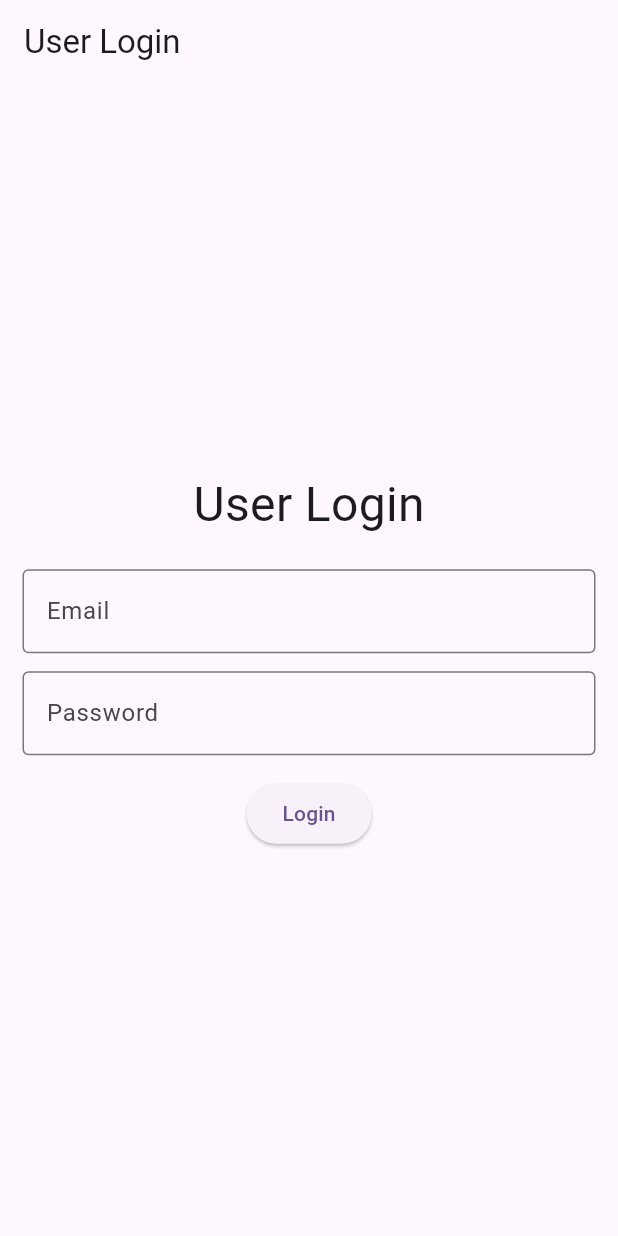
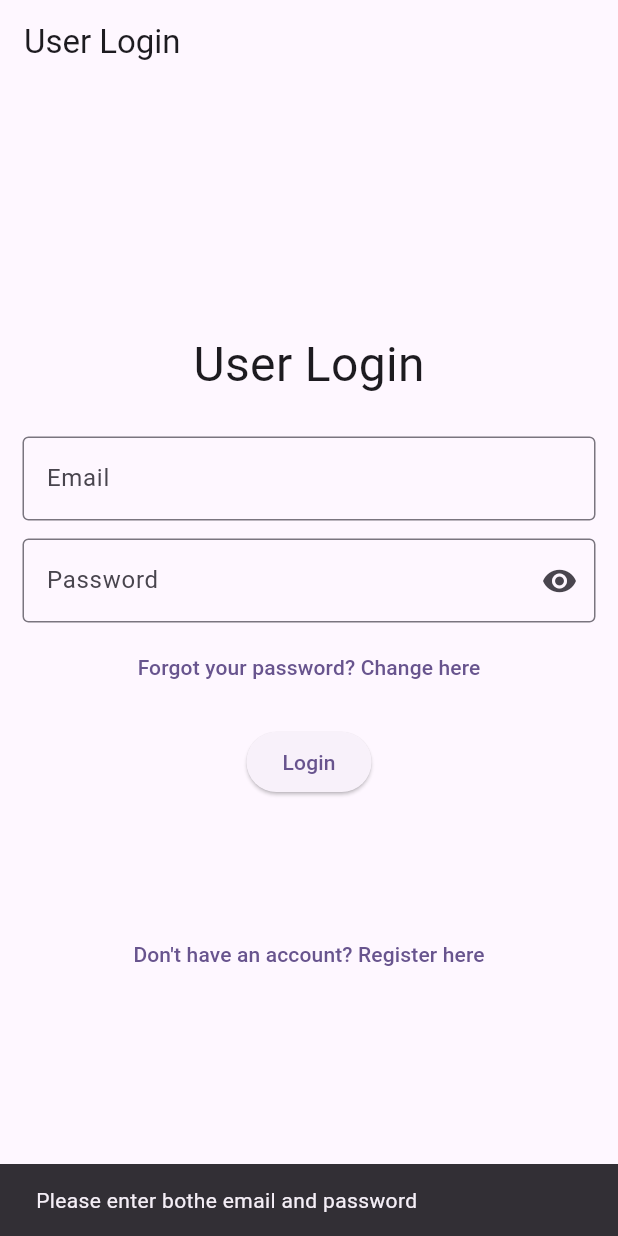
Before and after one commit to limys0713/Flutter_Projects, a Flutter app: the screen it shows after launch, after a tap on "Login", on a phone screen of 412 x 824 dp. Run offline on Flutter 3.47's test engine with Material 3 defaults, Android fonts, the phone set to English and light mode, and no system bars; our stand-ins replace firebase_auth, firebase_core, just_audio; missing offline and left inert: record; accounts and stored records are empty.

Commit message:
Complete User login & register part
Use navigator.push and pop, also firebase

```diff
--- a/finalproject_coursework/lib/main.dart
+++ b/finalproject_coursework/lib/main.dart
@@ -1,7 +1,10 @@
 import 'package:flutter/material.dart';
 import 'package:finalproject_coursework/userlogin.dart';
+import 'package:firebase_core/firebase_core.dart';
 
-void main() {
+void main() async{
+  WidgetsFlutterBinding.ensureInitialized();  // Ensures flutter is ready for async (required for firebase)
+  await Firebase.initializeApp(); // Initialize Firebase
   runApp(const MyApp());
 }
 
@@ -12,7 +15,7 @@ class MyApp extends StatelessWidget {
   @override
   Widget build(BuildContext context) {
     return MaterialApp(
-      title: 'Flutter Demo',
+      title: 'Final Project',
       theme: ThemeData(
         // This is the theme of your application.
         //
--- a/finalproject_coursework/lib/userlogin.dart
+++ b/finalproject_coursework/lib/userlogin.dart
@@ -1,4 +1,8 @@
+import 'package:finalproject_coursework/change_password.dart';
+import 'package:finalproject_coursework/register_page.dart';
 import 'package:flutter/material.dart';
+import 'package:firebase_auth/firebase_auth.dart';
+import 'package:finalproject_coursework/home_page.dart';
 
 class UserLogin extends StatefulWidget {
   const UserLogin({super.key});
@@ -8,6 +12,59 @@ class UserLogin extends StatefulWidget {
 }
 
 class _UserLoginState extends State<UserLogin> {
+
+  // A Dart object that controls a TextField, letting you read or set its text
+  final TextEditingController emailController = TextEditingController();
+  final TextEditingController passwordController = TextEditingController();
+  bool _obscurePassword = true;
+
+  /* Dispose objects that managing system memory after the execution ends */
+  @override
+  void dispose(){
+    emailController.dispose();
+    passwordController.dispose();
+    super.dispose();
+  }
+
+  void handleLogin() async{
+    final email = emailController.text.trim();
+    final password = passwordController.text.trim();
+
+    if(email.isEmpty || password.isEmpty){
+      ScaffoldMessenger.of(context).showSnackBar(
+        SnackBar(content: Text('Please enter bothe email and password')),
+      );
+      return;
+    }
+
+    try{  // Login in successful >> continue
+      // FirebaseAuth object used to log in users
+      await FirebaseAuth.instance.signInWithEmailAndPassword(
+          email: email,
+          password: password
+      );
+
+      // Stop if widget is no longer active
+      // Because this BuildContext may no longer be valid after the await. The widget could be disposed.
+      // Exists in every State class >> It’s true if the widget is still in the tree >> It’s false if it was disposed (removed)
+      if (!mounted) return;
+
+      ScaffoldMessenger.of(context).showSnackBar(
+          SnackBar(content: Text('Login successful!'))
+      );
+
+      // TODO: Navigate to another screen here
+      Navigator.push(
+          context,
+          MaterialPageRoute(builder: (context) => HomePage())
+      );
+
+    } catch(e){ // Fail to login
+      ScaffoldMessenger.of(context).showSnackBar(
+          SnackBar(content: Text('Login failed!: ${e.toString()}'))
+      );
+    }
+  }
 
   @override
   Widget build(BuildContext context) {
@@ -23,10 +80,10 @@ class _UserLoginState extends State<UserLogin> {
             mainAxisSize: MainAxisSize.min, // Tells the Column to only occupy as much vertical space as its children need
             children: [
               Text('User Login', style: TextStyle(fontSize: 32)),
-              SizedBox(height: 20),  // Adds vertical spacing below the title
+              SizedBox(height: 25),  // Adds vertical spacing below the title
               /* Email Input */
               TextField(  // Widget class that used to get input
-                //controller: emailController,
+                controller: emailController,  // TextEditingController variable
                 decoration: InputDecoration(
                   labelText: 'Email',
                   border: OutlineInputBorder()
@@ -35,19 +92,47 @@ class _UserLoginState extends State<UserLogin> {
               SizedBox(height: 12),
               /* Password Input */
               TextField(
-                //controller: ,
-                obscureText: true,
+                controller: passwordController,
+                obscureText: _obscurePassword,
                 decoration: InputDecoration(
                   labelText: 'Password',
-                  border: OutlineInputBorder()
+                  border: OutlineInputBorder(),
+                  suffixIcon: IconButton(
+                      onPressed: (){
+                        setState(() {
+                          _obscurePassword = !_obscurePassword;
+                        });
+                      },
+                      icon: Icon(Icons.remove_red_eye)
+                  )
                 ),
+              ),
+              SizedBox(height: 6),
+              TextButton(
+                  onPressed: () {
+                    Navigator.push(
+                        context,
+                        MaterialPageRoute(builder: (context) => ChangePassword()) // Takes context as input and returns the screen/widget you want to display
+                    );
+                  },
+                  child: Text('Forgot your password? Change here')
               ),
               SizedBox(height: 15),
               /* Login Button */
               ElevatedButton( // A raised button with background colour and elevation
-                  onPressed: () {},
+                  onPressed: handleLogin, // Passing a function >> run when the button is pressed // handleLogin(): Calling the function and trying to give its result(void) to onPressed
                   child: Text('Login')
-              )
+              ),
+              SizedBox(height: 80),
+              TextButton(
+                  onPressed: () {
+                    Navigator.push(
+                        context,
+                        MaterialPageRoute(builder: (context) => RegisterPage()) // Takes context as input and returns the screen/widget you want to display
+                    );
+                  },
+                  child: Text('Don\'t have an account? Register here')
+              ),
             ],
           ),
         ),
```
Also changed, not shown: finalproject_coursework/lib/change_password.dart (added, +24 -0 lines), finalproject_coursework/lib/home_page.dart (added, +25 -0 lines), finalproject_coursework/lib/register_page.dart (added, +136 -0 lines).
